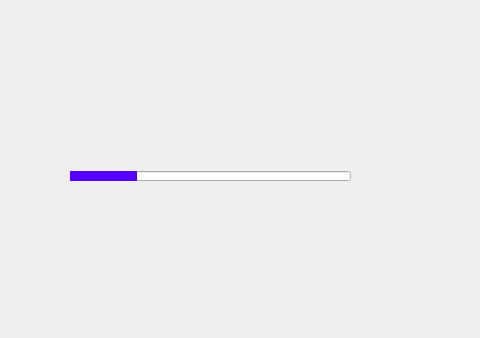
Above: client/cdlgtest.ui from tbikfalvi/Belenus before the change; both pictures show x 0 to 480 and y 229 to 567 of the 875 by 567 pixel window. Below: the same form after it.
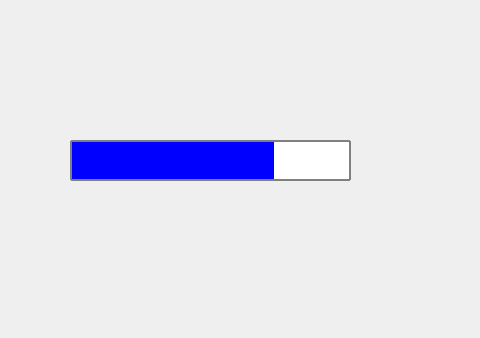
That is the form after the change.

Patch:
```diff
--- a/client/cdlgtest.ui
+++ b/client/cdlgtest.ui
@@ -122,16 +122,16 @@
    <property name="geometry">
     <rect>
      <x>70</x>
-     <y>400</y>
+     <y>369</y>
      <width>281</width>
-     <height>10</height>
+     <height>41</height>
     </rect>
    </property>
    <property name="styleSheet">
-    <string notr="true">QProgressBar::chunk { background-color: #5500FF; }</string>
+    <string notr="true">QProgressBar { border: 2px solid grey; border-radius: 0.5px; } QProgressBar::chunk { background-color: #0000FF; }</string>
    </property>
    <property name="value">
-    <number>24</number>
+    <number>73</number>
    </property>
    <property name="textVisible">
     <bool>false</bool>
```
